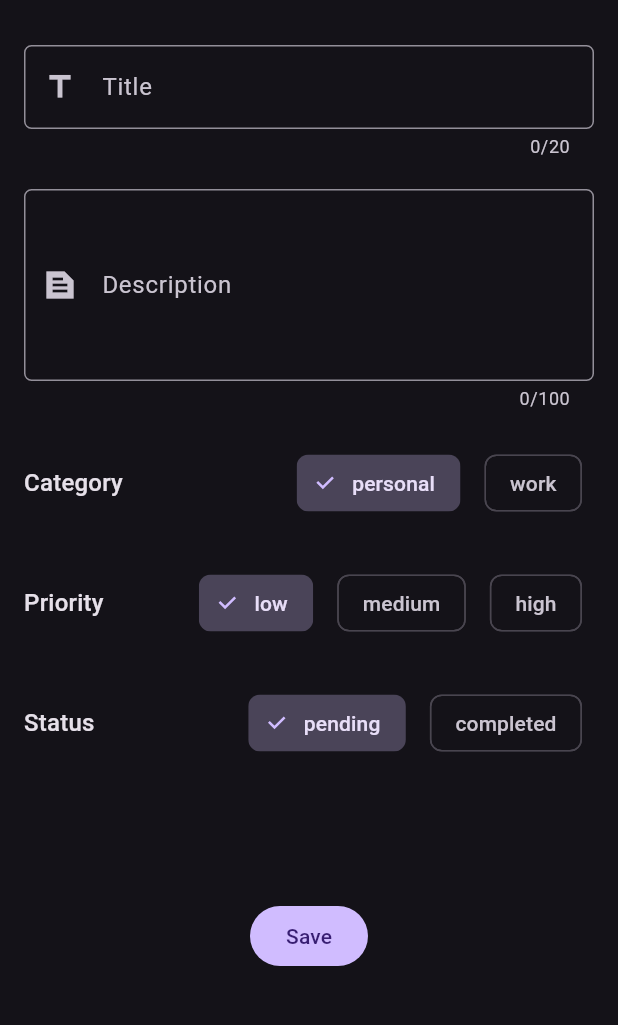
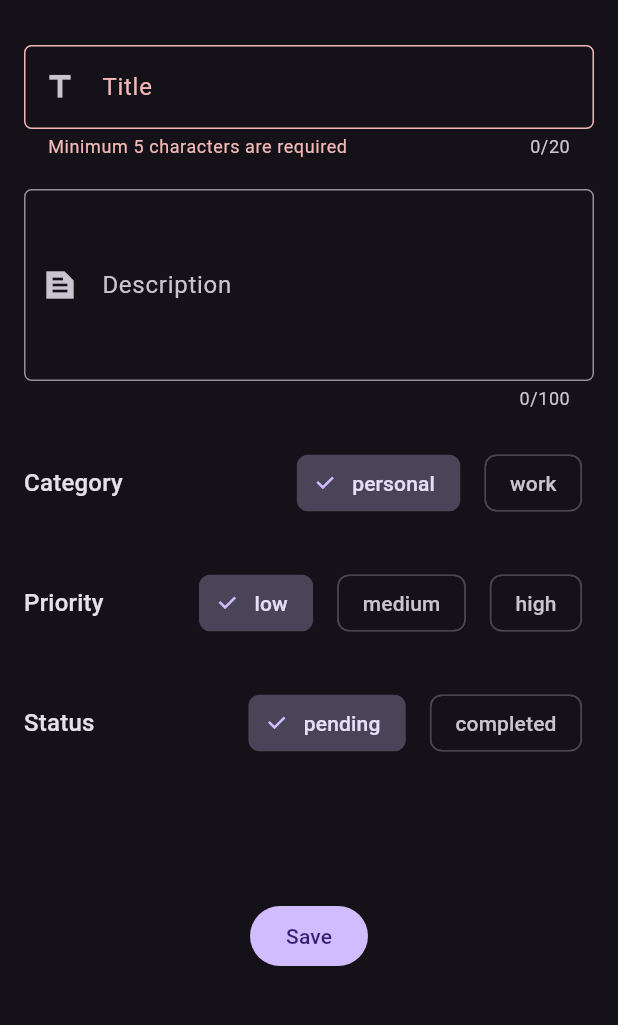
Before and after one commit to Sidhant-Jha/Flutter_Projects, a Flutter app: the CreateTodoScreen screen opened directly, after a tap on "Save", on a phone screen of 412 x 824 dp, the part 63-1088 px from its top. Run offline on Flutter 3.47's test engine with Material 3 defaults, Android fonts, the phone set to English and light mode, and no system bars; our stand-ins replace sqflite; accounts and stored records are empty.

Commit message:
add create todo page

```diff
--- a/todo_app/lib/core/database/local_database.dart
+++ b/todo_app/lib/core/database/local_database.dart
@@ -14,7 +14,7 @@ Future<void> createDatabase() async {
   var databasesPath = await getDatabasesPath();
   String path = '$databasesPath/my_database.db';
 
-  final database = await openDatabase(path, version: 1, onCreate: (db, version) async
+  database = await openDatabase(path, version: 1, onCreate: (db, version) async
   {
     log('Database created at $path!');
     await db.execute(
--- a/todo_app/lib/modules/todo/service/todo_local_database_service.dart
+++ b/todo_app/lib/modules/todo/service/todo_local_database_service.dart
@@ -11,6 +11,7 @@ class TodoLocalDatabaseService {
   {
     try{
       final id = await _db.insert('todos', model.toDatabaseMap());
+      await Future.delayed(Duration(seconds: 3));
       log('Created todo id : $id');
       return model.copyWith(id: id);
     }
--- a/todo_app/lib/modules/todo/view/create_todo_screen.dart
+++ b/todo_app/lib/modules/todo/view/create_todo_screen.dart
@@ -1,24 +1,49 @@
 import 'package:flutter/material.dart';
+import 'package:provider/provider.dart';
+import 'package:todo_app/modules/todo/view/widgets/create_todo_loader_overlay.dart';
 import 'package:todo_app/modules/todo/view/widgets/todo_category_builder.dart';
 import 'package:todo_app/modules/todo/view/widgets/todo_priority_builder.dart';
 import 'package:todo_app/modules/todo/view/widgets/todo_status_builder.dart';
+import 'package:todo_app/modules/todo/view_model/todo_view_model.dart';
 
-class CreateTodoScreen extends StatelessWidget {
+class CreateTodoScreen extends StatefulWidget {
   const CreateTodoScreen({super.key});
 
   @override
-  Widget build(BuildContext context) {
-    return Scaffold(
+  State<CreateTodoScreen> createState() => _CreateTodoScreenState();
+}
+
+class _CreateTodoScreenState extends State<CreateTodoScreen> {
+  final titleController = TextEditingController();
+  final descriptionContorller = TextEditingController();
+  final formKey = GlobalKey<FormState>();
+
+
+  @override
+  Widget build(BuildContext context){
+    return Stack(
+      children: [
+        Scaffold(
           appBar: AppBar(
             title: Text('Create Todo'),
           ),
           body:
-      SingleChildScrollView(
+          Form(
+            key: formKey,
+            child: SingleChildScrollView(
               child: Padding(
                   padding: EdgeInsets.all(16),
                   child: Column(
                     children: [
-                TextField(
+                      TextFormField(
+                        validator: (input)
+                        {
+                          if(input == null) return "Title is required";
+                          if(input.trim().length <= 5) return "Minimum 5 characters are required";
+                          if(input.trim().isEmpty) return "Title is required";
+                          return null;
+                        },
+                        autovalidateMode: AutovalidateMode.onUserInteraction,
                         decoration: InputDecoration(
                           labelText: "Title",
                           prefixIcon: Icon(Icons.title),
@@ -30,7 +55,7 @@ class CreateTodoScreen extends StatelessWidget {
                         maxLength: 20,
                       ),
                       SizedBox(height: 20,),
-                TextField(
+                      TextFormField(
                         decoration: InputDecoration(
                           labelText: "Description",
                           border: OutlineInputBorder(
@@ -51,14 +76,39 @@ class CreateTodoScreen extends StatelessWidget {
                       SizedBox(height: 86,),
 
                       FilledButton(
-                  onPressed: () {},
+                        onPressed: () {
+                          _onSaveButtonTapEvent(context);
+                        },
                          child: Text("Save")
                       )
 
                     ],
                   ),
                 )
+              ),
           )
+        ),
+        CreateTodoLoaderOverlay()
+      ],
     );
   }
+
+  void _onSaveButtonTapEvent(BuildContext context) {
+    if(formKey.currentState!.validate())
+    {
+      context.read<TodoViewModel>().createTodoEvent(title: titleController.text, description: descriptionContorller.text,
+      onCompleted: (result)
+      {
+        Navigator.of(context).pop(result);
+      });
     }
+  }
+
+  @override
+  void dispose()
+  {
+    titleController.dispose();
+    descriptionContorller.dispose();
+    super.dispose();
+  }
+}
--- /dev/null
+++ b/todo_app/lib/modules/todo/view/widgets/create_todo_loader_overlay.dart
@@ -0,0 +1,30 @@
+import 'package:flutter/material.dart';
+import 'package:provider/provider.dart';
+import 'package:todo_app/modules/todo/view_model/todo_view_model.dart';
+
+class CreateTodoLoaderOverlay extends StatelessWidget {
+  const CreateTodoLoaderOverlay({
+    super.key,
+  });
+
+  @override
+  Widget build(BuildContext context) {
+    final isLoading = context.watch<TodoViewModel>().isLoading;
+    if (!isLoading) return const SizedBox.shrink();
+    return PopScope(
+      canPop: false,
+      child: Container(
+        constraints: const BoxConstraints.expand(),
+        color: Colors.black54,
+        child: Row(
+          mainAxisAlignment: MainAxisAlignment.center,
+          children: [
+            CircularProgressIndicator(),
+            SizedBox(width: 12,),
+            Text("Saving....", style: Theme.of(context).textTheme.titleSmall,)
+          ],
+        ),
+      ),
+    );
+  }
+}
--- a/todo_app/lib/modules/todo/view_model/todo_view_model.dart
+++ b/todo_app/lib/modules/todo/view_model/todo_view_model.dart
@@ -1,7 +1,11 @@
+// import 'dart:nativewrappers/_internal/vm/lib/ffi_allocation_patch.dart';
+
 import 'package:flutter/material.dart';
 import 'package:todo_app/modules/todo/model/todo_category.dart';
+import 'package:todo_app/modules/todo/model/todo_model.dart';
 import 'package:todo_app/modules/todo/model/todo_priority.dart';
 import 'package:todo_app/modules/todo/model/todo_status.dart';
+import 'package:todo_app/modules/todo/service/todo_local_database_service.dart';
 
 class TodoViewModel extends ChangeNotifier{
 
@@ -9,6 +13,11 @@ class TodoViewModel extends ChangeNotifier{
   TodoPriority priority = TodoPriority.low;
   TodoStatus status = TodoStatus.pending;
 
+  final service = TodoLocalDatabaseService();
+
+  bool isLoading = false;
+
+  List<TodoModel> todos = [];
 
 
   void changeTodoCategoryEvent(TodoCategory category)
@@ -29,5 +38,28 @@ class TodoViewModel extends ChangeNotifier{
     notifyListeners();
   }
 
+  Future<void> createTodoEvent({required String title, String? description,
+  required Function(TodoModel? result) onCompleted}) async
+  {
+    final model = TodoModel(
+      title: title,
+      description: description,
+      category: category,
+      priority: priority,
+      status: status,
+      createdAt: DateTime.now(),
+    );
+    isLoading = true;
+    notifyListeners();
+    final result = await service.createTodo(model);
+    onCompleted.call(result);
+    isLoading = false;
+    notifyListeners();
+  }
+
+  Future<void> fetchAllTodosEvent() async
+  {
+
+  }
 
 }
```
Also changed, not shown: todo_app/lib/modules/todo/view/widgets/all_todo_list_builder.dart (added, +31 -0 lines). Lines whose indentation alone changed are shown as unchanged.
